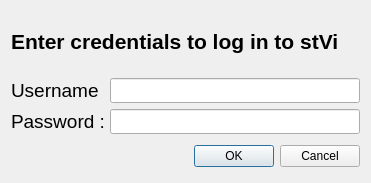
Before: the Qt Designer form assets/ui/login.ui in jfnavarro/st_viewer, drawn with Qt 5.
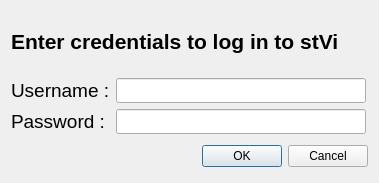
After: the same form once the commit is applied.

```diff
--- a/assets/ui/login.ui
+++ b/assets/ui/login.ui
@@ -9,13 +9,16 @@
    <rect>
     <x>0</x>
     <y>0</y>
-    <width>371</width>
+    <width>379</width>
     <height>183</height>
    </rect>
   </property>
   <property name="windowTitle">
    <string>Log In</string>
   </property>
+  <property name="styleSheet">
+   <string notr="true"/>
+  </property>
   <property name="modal">
    <bool>true</bool>
   </property>
```
Left out of the diff: 7 changed lines with no effect on the pictures.
